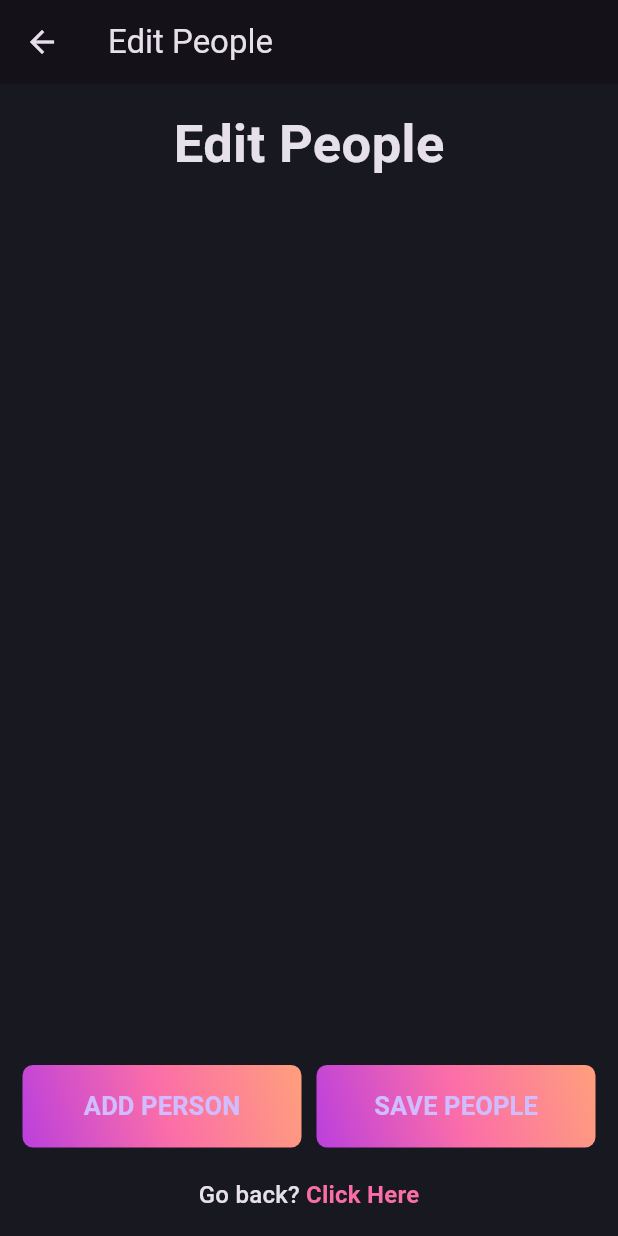
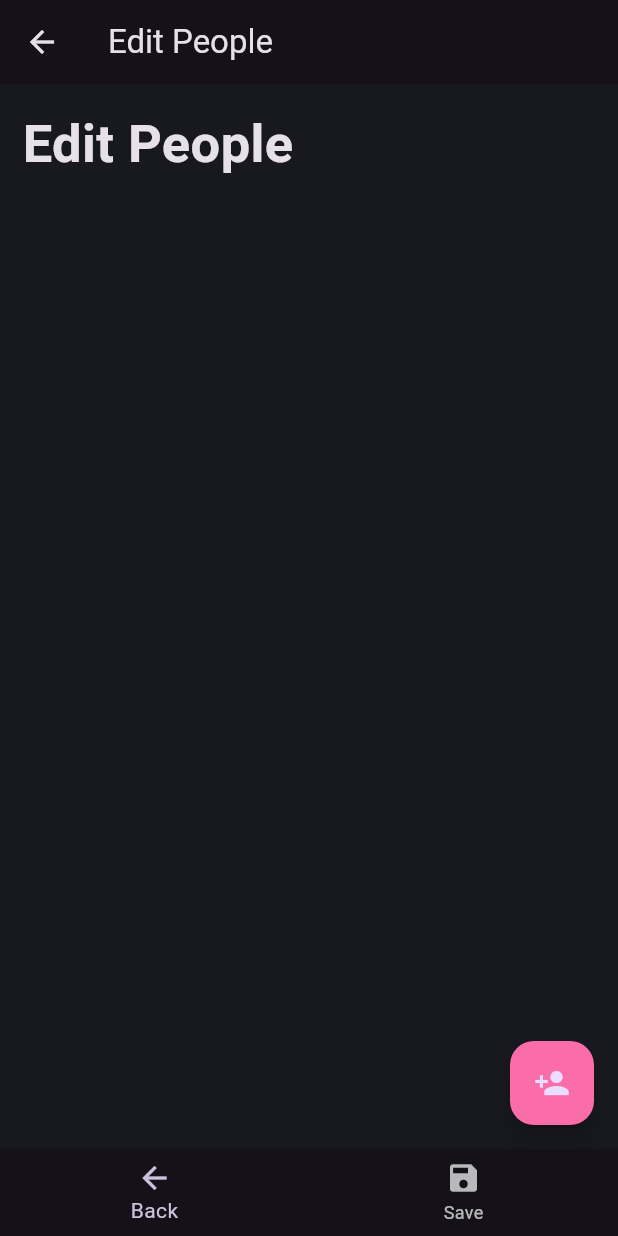
Before and after one commit to pabsromo/money_matcher, a Flutter app: the PersonPage screen opened directly with empty values, on a phone screen of 412 x 824 dp. Run offline on Flutter 3.47's test engine with Material 3 defaults, Android fonts, the phone set to English and light mode, and no system bars.

Commit message:
Added navigation and floating button

```diff
--- a/lib/features/presentation/edit/pages/person_page.dart
+++ b/lib/features/presentation/edit/pages/person_page.dart
@@ -156,47 +156,35 @@
                   ),
                 ),
               ),
-              Row(
-                children: [
-                  Expanded(
-                    child: EditGradientButton(
-                      buttonText: 'ADD PERSON',
-                      onPressed: _addPerson,
-                    ),
-                  ),
-                  const SizedBox(width: 10),
-                  Expanded(
-                    child: EditGradientButton(
-                      buttonText: 'SAVE PEOPLE',
-                      onPressed: _savePersons,
-                    ),
-                  ),
-                ],
-              ),
-              const SizedBox(height: 20),
-              GestureDetector(
-                onTap: () => Navigator.pop(context),
-                child: RichText(
-                  text: TextSpan(
-                    text: 'Go back?',
-                    style: Theme.of(context).textTheme.titleMedium,
-                    children: [
-                      TextSpan(
-                        text: ' Click Here',
-                        style:
-                            Theme.of(context).textTheme.titleMedium?.copyWith(
-                                  color: AppPallete.gradient2,
-                                  fontWeight: FontWeight.bold,
-                                ),
-                      ),
-                    ],
-                  ),
-                ),
-              ),
             ],
           ),
         ),
       ),
+      floatingActionButton: FloatingActionButton(
+        onPressed: _addPerson,
+        backgroundColor: AppPallete.gradient2, // or any preferred color
+        child: const Icon(Icons.person_add),
+        tooltip: 'Add Person',
+      ),
+      bottomNavigationBar: BottomNavigationBar(
+        items: const [
+          BottomNavigationBarItem(
+            icon: Icon(Icons.arrow_back),
+            label: 'Back',
+          ),
+          BottomNavigationBarItem(
+            icon: Icon(Icons.save),
+            label: 'Save',
+          ),
+        ],
+        onTap: (index) {
+          if (index == 0) {
+            Navigator.pop(context);
+          } else if (index == 1) {
+            _savePersons();
+          }
+        },
+      ),
     );
   }
 }
```
Also changed, not shown: lib/features/presentation/edit/pages/item_page.dart (+6 -40 lines), lib/features/presentation/summary/pages/summary_page.dart (+2 -40 lines).
